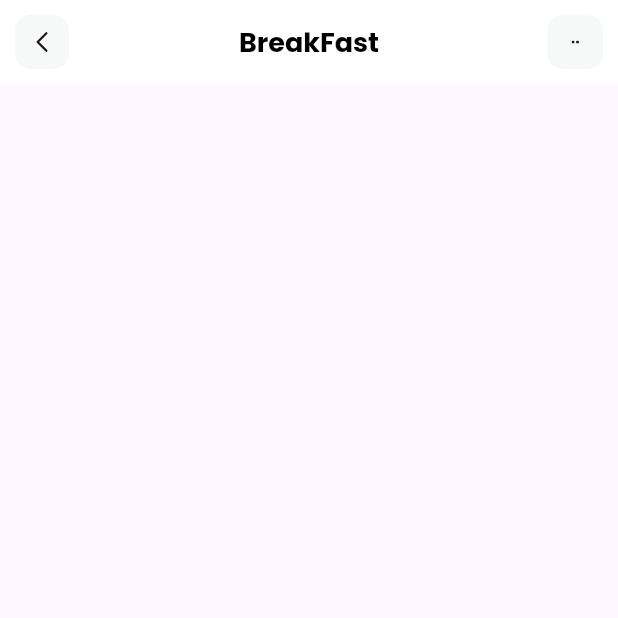
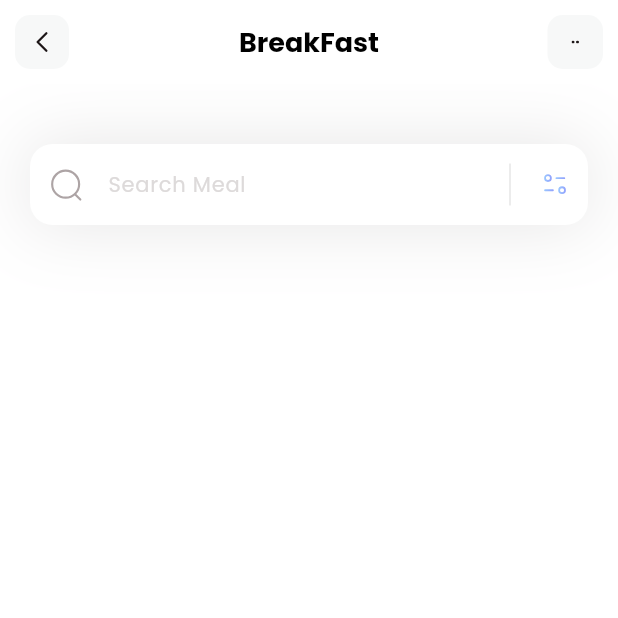
Before and after one commit to H4D3ZS/Meal-Recommendation, a Flutter app: the screen it shows after launch, on a phone screen of 412 x 824 dp, the top half of it. Run offline on Flutter 3.47's test engine with Material 3 defaults, Android fonts, the phone set to English and light mode, and no system bars; our stand-ins replace flutter_svg.

Commit message:
Search Filter

```diff
--- a/lib/pages/home.dart
+++ b/lib/pages/home.dart
@@ -8,6 +8,55 @@ class HomePage extends StatelessWidget {
   Widget build(BuildContext context) {
     return Scaffold(
       appBar: appBar(),
+      backgroundColor: Colors.white,
+      body: Column(
+        children: [_searchFilter()],
+      ),
+    );
+  }
+
+  Container _searchFilter() {
+    return Container(
+      margin: EdgeInsets.only(top: 40, left: 20, right: 20),
+      decoration: BoxDecoration(boxShadow: [
+        BoxShadow(
+            color: Color(0xff1D1617).withOpacity(0.11),
+            blurRadius: 40,
+            spreadRadius: 0.0)
+      ]),
+      child: TextField(
+        decoration: InputDecoration(
+          filled: true,
+          fillColor: Colors.white,
+          contentPadding: EdgeInsets.all(15),
+          hintText: "Search Meal",
+          hintStyle: TextStyle(color: Color(0xffDDDADA), fontSize: 14),
+          prefixIcon: Padding(
+            padding: const EdgeInsets.all(12),
+            child: SvgPicture.asset("assets/icons/Search.svg"),
+          ),
+          suffixIcon: Container(
+            width: 100,
+            child: IntrinsicHeight(
+              child: Row(mainAxisAlignment: MainAxisAlignment.end, children: [
+                VerticalDivider(
+                  color: Colors.black,
+                  indent: 10,
+                  endIndent: 10,
+                  thickness: 0.1,
+                ),
+                Padding(
+                  padding: const EdgeInsets.all(12),
+                  child: SvgPicture.asset("assets/icons/Filter.svg"),
+                ),
+              ]),
+            ),
+          ),
+          border: OutlineInputBorder(
+              borderRadius: BorderRadius.circular(15),
+              borderSide: BorderSide.none),
+        ),
+      ),
     );
   }
 
```
